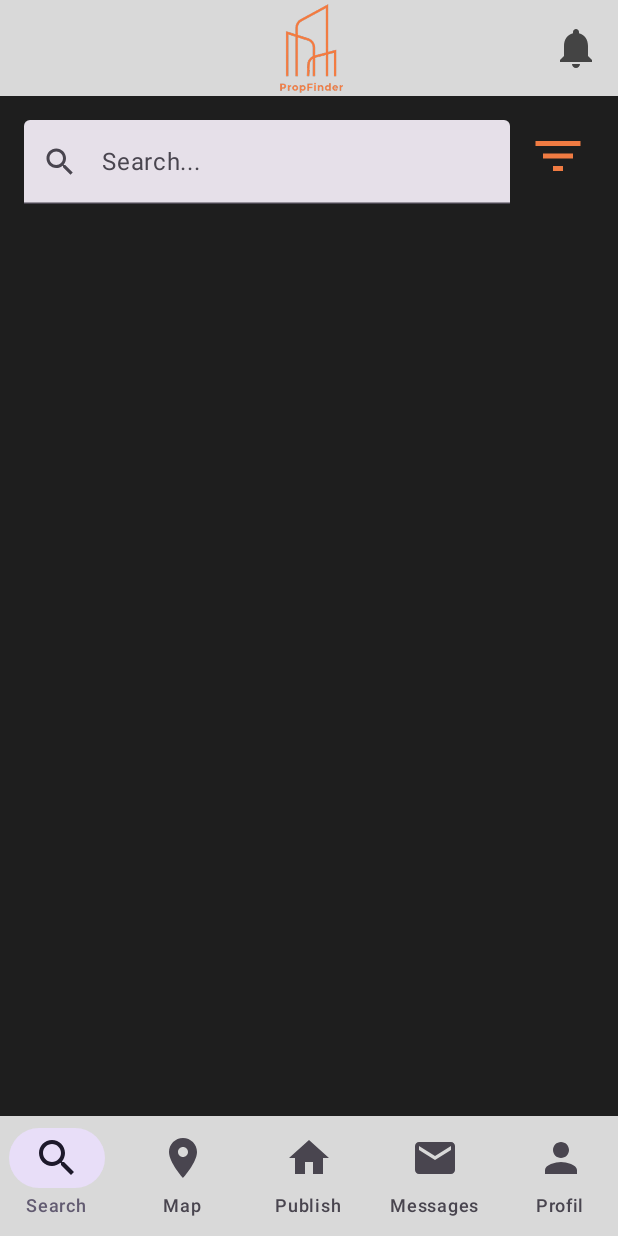
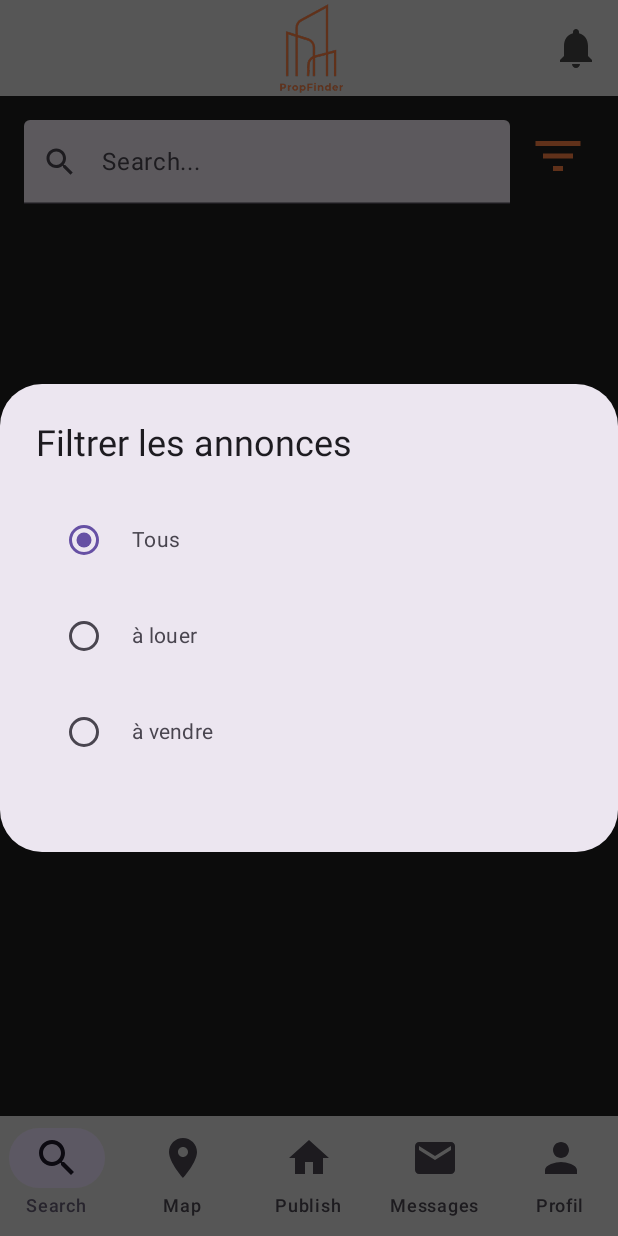
Before and after one commit to Oxnight/PropFinder, an Android app built with Jetpack Compose: the Template screen opened through its navigation route, after a tap on "Filtrer", on a phone screen of 412 x 824 dp. Run offline under Robolectric (Android 15) with nearby library versions, the phone set to English and light mode, and no system bars; our stand-ins replace Firebase (no records; nobody signed in at launch, a user with empty details on screens opened directly); libraries missing offline, so code that uses them is left out: org.osmdroid.config; 1 statement that could not run was skipped.

Commit message:
Correction recherche de biens et tri par catégories

```diff
--- a/app/src/main/java/com/example/propfinder/presentation/home/PageAccueil.kt
+++ b/app/src/main/java/com/example/propfinder/presentation/home/PageAccueil.kt
@@ -49,6 +49,9 @@ import com.example.propfinder.data.models.Annonce
 @Composable
 fun Recherche(annonceViewModel: AnnonceViewModel, onAnnonceClick: (String) -> Unit ) {
     var search by remember { mutableStateOf("") }
+    var selectedFilter by remember { mutableStateOf("Tous") }
+    var showDialog by remember { mutableStateOf(false) }
+
     CompositionLocalProvider(
         LocalOverscrollConfiguration provides null
     ) {
@@ -58,6 +61,39 @@ fun Recherche(annonceViewModel: AnnonceViewModel, onAnnonceClick: (String) -> Un
                 .background(Color(0xFF1E1E1E))
         ){
             Column(){
+                if (showDialog) {
+                    AlertDialog(
+                        onDismissRequest = { showDialog = false },
+                        confirmButton = {},
+                        title = { Text("Filtrer les annonces") },
+                        text = {
+                            Column {
+                                listOf("Tous", "à louer", "à vendre").forEach { type ->
+                                    Row(
+                                        verticalAlignment = Alignment.CenterVertically,
+                                        modifier = Modifier
+                                            .fillMaxWidth()
+                                            .clickable {
+                                                selectedFilter = type
+                                                showDialog = false
+                                            }
+                                            .padding(8.dp)
+                                    ) {
+                                        RadioButton(
+                                            selected = selectedFilter == type,
+                                            onClick = {
+                                                selectedFilter = type
+                                                showDialog = false
+                                            }
+                                        )
+                                        Spacer(modifier = Modifier.width(8.dp))
+                                        Text(type)
+                                    }
+                                }
+                            }
+                        }
+                    )
+                }
                 Row(modifier = Modifier.padding(16.dp),){
                     TextField(
                         value = search,
@@ -73,7 +109,7 @@ fun Recherche(annonceViewModel: AnnonceViewModel, onAnnonceClick: (String) -> Un
                     Spacer(modifier = Modifier.width(8.dp)) // petit espace entre le champ et l'image
 
                     // ajouter le bouton de filtre
-                    IconButton(onClick = { /* Action filtre */ }) {
+                    IconButton(onClick = { showDialog = true }) {
                         Icon(
                             imageVector = Icons.Default.FilterList,
                             contentDescription = "Filtrer",
@@ -85,7 +121,7 @@ fun Recherche(annonceViewModel: AnnonceViewModel, onAnnonceClick: (String) -> Un
 
                 }
                 Row(modifier = Modifier.padding(16.dp)){
-                    Annonce(viewModel = annonceViewModel, onAnnonceClick = onAnnonceClick)
+                    Annonce(viewModel = annonceViewModel, onAnnonceClick = onAnnonceClick, selectedFilter = selectedFilter, search = search)
                 }
             }
         }
@@ -93,12 +129,22 @@ fun Recherche(annonceViewModel: AnnonceViewModel, onAnnonceClick: (String) -> Un
 }
 
 @Composable
-fun Annonce(viewModel: AnnonceViewModel, onAnnonceClick: (String) -> Unit) {
+fun Annonce(viewModel: AnnonceViewModel, onAnnonceClick: (String) -> Unit, selectedFilter: String, search: String) {
     var annonces by remember { mutableStateOf<List<Annonce>>(emptyList()) }
 
-    LaunchedEffect(Unit) {
+    LaunchedEffect(selectedFilter, search) {
         viewModel.getAllAnnonces { allAnnonces ->
-            annonces = allAnnonces
+            val filtered = when (selectedFilter) {
+                "à louer" -> allAnnonces.filter { it.type == "à louer" }
+                "à vendre" -> allAnnonces.filter { it.type == "à vendre" }
+                else -> allAnnonces
+            }
+
+            annonces = if (search.isNotBlank()) {
+                filtered.filter { it.titre?.contains(search, ignoreCase = true) == true }
+            } else {
+                filtered
+            }
         }
     }
 
```
